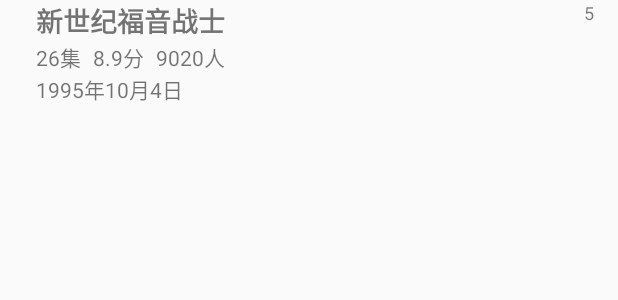
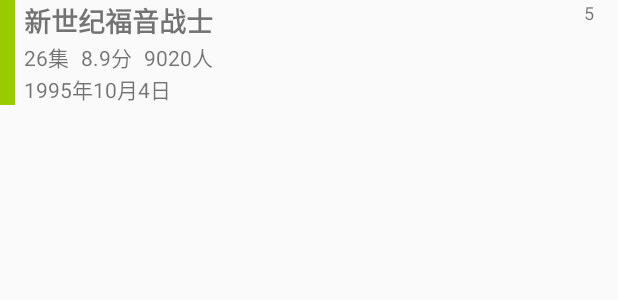
Before and after one commit to 2247407869/Acgshelf-Andriod, an Android app: the layout item_base.xml on its own in the app's theme, with its tools: preview values and no code run, on a phone screen of 412 x 824 dp. Shown: the top 300 px of the screen. Run offline under Robolectric (Android 15) with nearby library versions, the phone set to English and light mode, and no system bars.

Commit message:
美化界面，将文本框变色换成了贴边的专门的颜色条

```diff
--- a/app/src/main/res/layout/item_base.xml
+++ b/app/src/main/res/layout/item_base.xml
@@ -27,7 +27,7 @@
         android:id="@+id/tv_text"
         android:layout_width="0dp"
         android:layout_height="wrap_content"
-        android:layout_marginStart="24dp"
+        android:layout_marginStart="16dp"
         android:text="新世纪福音战士"
         android:textAlignment="viewStart"
         android:textAllCaps="false"
@@ -59,7 +59,7 @@
         android:id="@+id/textView5"
         android:layout_width="0dp"
         android:layout_height="wrap_content"
-        android:layout_marginStart="24dp"
+        android:layout_marginStart="16dp"
         android:text="1995年10月4日"
         app:layout_constraintStart_toStartOf="parent"
         app:layout_constraintTop_toBottomOf="@+id/textView2" />
@@ -77,7 +77,7 @@
         android:id="@+id/textView2"
         android:layout_width="wrap_content"
         android:layout_height="wrap_content"
-        android:layout_marginStart="24dp"
+        android:layout_marginStart="16dp"
         android:text="26集"
         app:layout_constraintStart_toStartOf="parent"
         app:layout_constraintTop_toBottomOf="@+id/tv_text" />
@@ -91,4 +91,14 @@
         app:layout_constraintStart_toEndOf="@+id/textView3"
         app:layout_constraintTop_toBottomOf="@+id/tv_text" />
 
+    <ImageView
+        android:id="@+id/imageView"
+        android:layout_width="10dp"
+        android:layout_height="0dp"
+        android:background="@android:color/holo_green_light"
+        app:layout_constraintBottom_toBottomOf="parent"
+        app:layout_constraintTop_toTopOf="parent"
+        app:layout_constraintVertical_bias="0.0"
+        tools:layout_editor_absoluteX="0dp" />
+
 </android.support.constraint.ConstraintLayout>
```
Also changed, not shown: app/src/main/java/com/example/lls/bangdan/BaseAdapter.java (+7 -4 lines).
